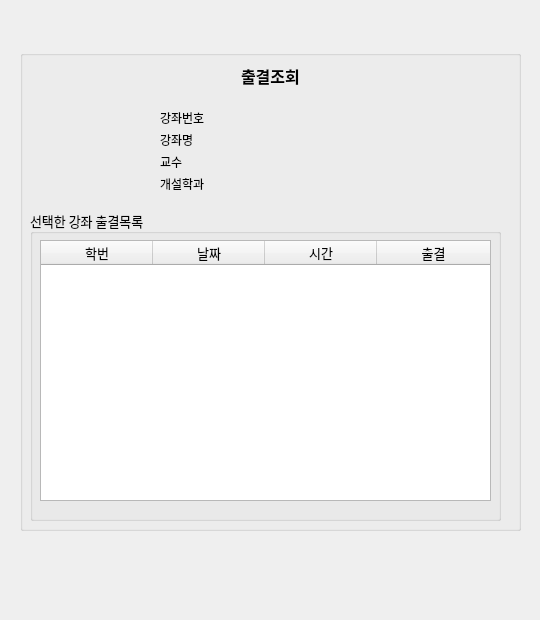
Old version of the form GUI/Prf_CheckAttnd.ui in the repository XUBINN/Capstone.
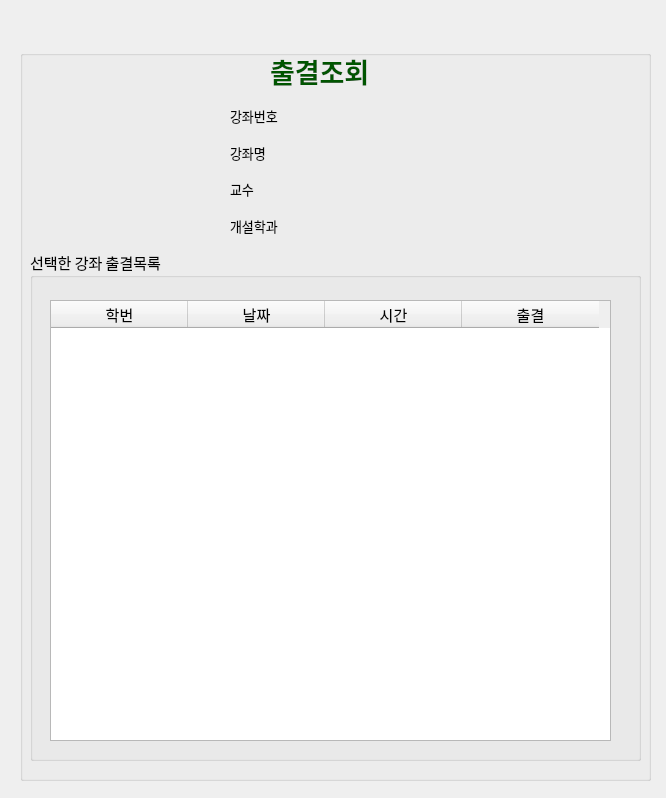
New version of the form.

```diff
--- a/GUI/Prf_CheckAttnd.ui
+++ b/GUI/Prf_CheckAttnd.ui
@@ -6,8 +6,8 @@
    <rect>
     <x>0</x>
     <y>0</y>
-    <width>540</width>
-    <height>620</height>
+    <width>666</width>
+    <height>798</height>
    </rect>
   </property>
   <property name="windowTitle">
@@ -18,8 +18,8 @@
     <rect>
      <x>20</x>
      <y>50</y>
-     <width>501</width>
-     <height>481</height>
+     <width>631</width>
+     <height>731</height>
     </rect>
    </property>
    <property name="title">
@@ -28,10 +28,10 @@
    <widget class="QWidget" name="horizontalLayoutWidget">
     <property name="geometry">
      <rect>
-      <x>150</x>
-      <y>10</y>
+      <x>200</x>
+      <y>0</y>
       <width>201</width>
-      <height>31</height>
+      <height>41</height>
      </rect>
     </property>
     <layout class="QHBoxLayout" name="horizontalLayout">
@@ -39,12 +39,15 @@
       <widget class="QLabel" name="hello_label">
        <property name="font">
         <font>
-         <family>Agency FB</family>
-         <pointsize>12</pointsize>
+         <family>LG Smart UI Bold</family>
+         <pointsize>20</pointsize>
          <weight>75</weight>
          <bold>true</bold>
         </font>
        </property>
+       <property name="styleSheet">
+        <string notr="true">color:rgb(0, 85, 0)</string>
+       </property>
        <property name="text">
         <string>출결조회</string>
        </property>
@@ -56,15 +59,15 @@
     <property name="geometry">
      <rect>
       <x>10</x>
-      <y>160</y>
-      <width>471</width>
-      <height>311</height>
+      <y>200</y>
+      <width>611</width>
+      <height>511</height>
      </rect>
     </property>
     <property name="font">
      <font>
       <family>Agency FB</family>
-      <pointsize>10</pointsize>
+      <pointsize>11</pointsize>
      </font>
     </property>
     <property name="title">
@@ -76,20 +79,20 @@
      </property>
      <property name="geometry">
       <rect>
-       <x>10</x>
-       <y>30</y>
-       <width>451</width>
-       <height>261</height>
+       <x>20</x>
+       <y>50</y>
+       <width>561</width>
+       <height>441</height>
       </rect>
      </property>
      <attribute name="horizontalHeaderDefaultSectionSize">
-      <number>112</number>
+      <number>137</number>
      </attribute>
      <attribute name="horizontalHeaderShowSortIndicator" stdset="0">
       <bool>false</bool>
      </attribute>
      <attribute name="horizontalHeaderStretchLastSection">
-      <bool>true</bool>
+      <bool>false</bool>
      </attribute>
      <column>
       <property name="text">
@@ -125,23 +128,28 @@
    <widget class="QWidget" name="layoutWidget">
     <property name="geometry">
      <rect>
-      <x>60</x>
-      <y>60</y>
-      <width>301</width>
-      <height>82</height>
+      <x>160</x>
+      <y>50</y>
+      <width>271</width>
+      <height>141</height>
      </rect>
     </property>
     <layout class="QHBoxLayout" name="horizontalLayout_2">
      <item>
       <layout class="QVBoxLayout" name="verticalLayout">
        <property name="leftMargin">
-        <number>80</number>
+        <number>50</number>
        </property>
        <property name="rightMargin">
         <number>0</number>
        </property>
        <item>
         <widget class="QLabel" name="hello_label_4">
+         <property name="font">
+          <font>
+           <pointsize>10</pointsize>
+          </font>
+         </property>
          <property name="text">
           <string>강좌번호</string>
          </property>
@@ -149,6 +157,11 @@
        </item>
        <item>
         <widget class="QLabel" name="hello_label_2">
+         <property name="font">
+          <font>
+           <pointsize>10</pointsize>
+          </font>
+         </property>
          <property name="text">
           <string>강좌명</string>
          </property>
@@ -156,6 +169,11 @@
        </item>
        <item>
         <widget class="QLabel" name="hello_label_3">
+         <property name="font">
+          <font>
+           <pointsize>10</pointsize>
+          </font>
+         </property>
          <property name="text">
           <string>교수</string>
          </property>
@@ -163,6 +181,11 @@
        </item>
        <item>
         <widget class="QLabel" name="label">
+         <property name="font">
+          <font>
+           <pointsize>10</pointsize>
+          </font>
+         </property>
          <property name="text">
           <string>개설학과</string>
          </property>
@@ -174,6 +197,11 @@
       <layout class="QVBoxLayout" name="verticalLayout_2">
        <item>
         <widget class="QLabel" name="lect_num">
+         <property name="font">
+          <font>
+           <pointsize>10</pointsize>
+          </font>
+         </property>
          <property name="text">
           <string/>
          </property>
@@ -181,6 +209,11 @@
        </item>
        <item>
         <widget class="QLabel" name="lect_name">
+         <property name="font">
+          <font>
+           <pointsize>10</pointsize>
+          </font>
+         </property>
          <property name="text">
           <string/>
          </property>
@@ -191,6 +224,11 @@
          <property name="enabled">
           <bool>true</bool>
          </property>
+         <property name="font">
+          <font>
+           <pointsize>10</pointsize>
+          </font>
+         </property>
          <property name="styleSheet">
           <string notr="true">color: rgb(0, 0, 0);</string>
          </property>
@@ -201,6 +239,11 @@
        </item>
        <item>
         <widget class="QLabel" name="lect_major">
+         <property name="font">
+          <font>
+           <pointsize>10</pointsize>
+          </font>
+         </property>
          <property name="text">
           <string/>
          </property>
```
